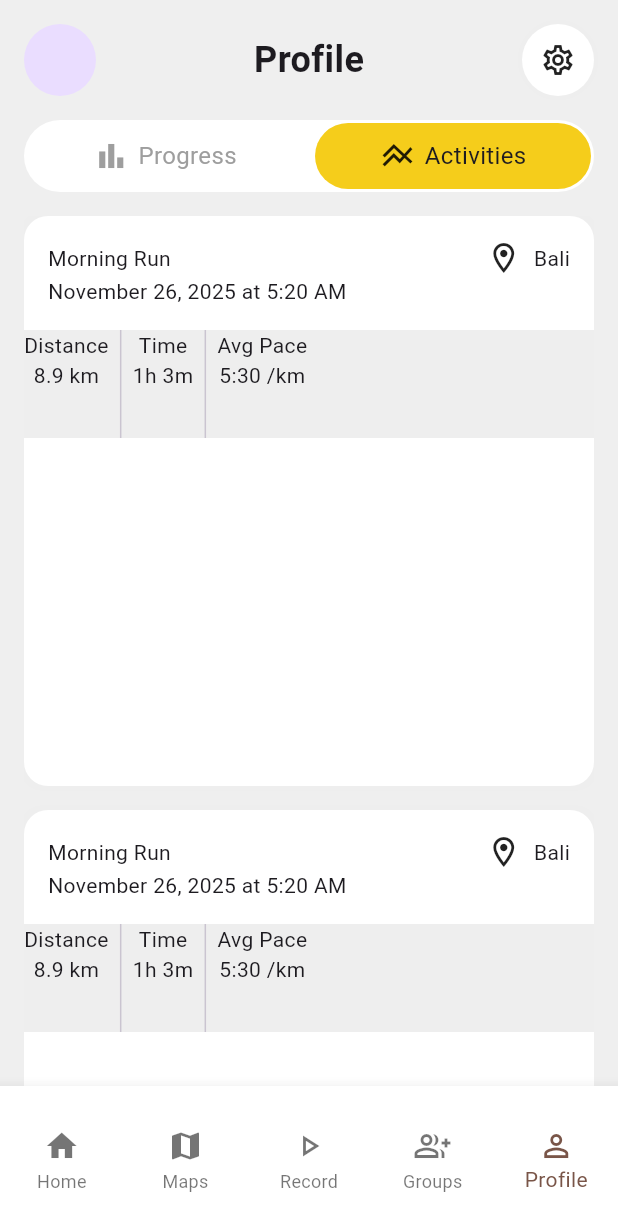
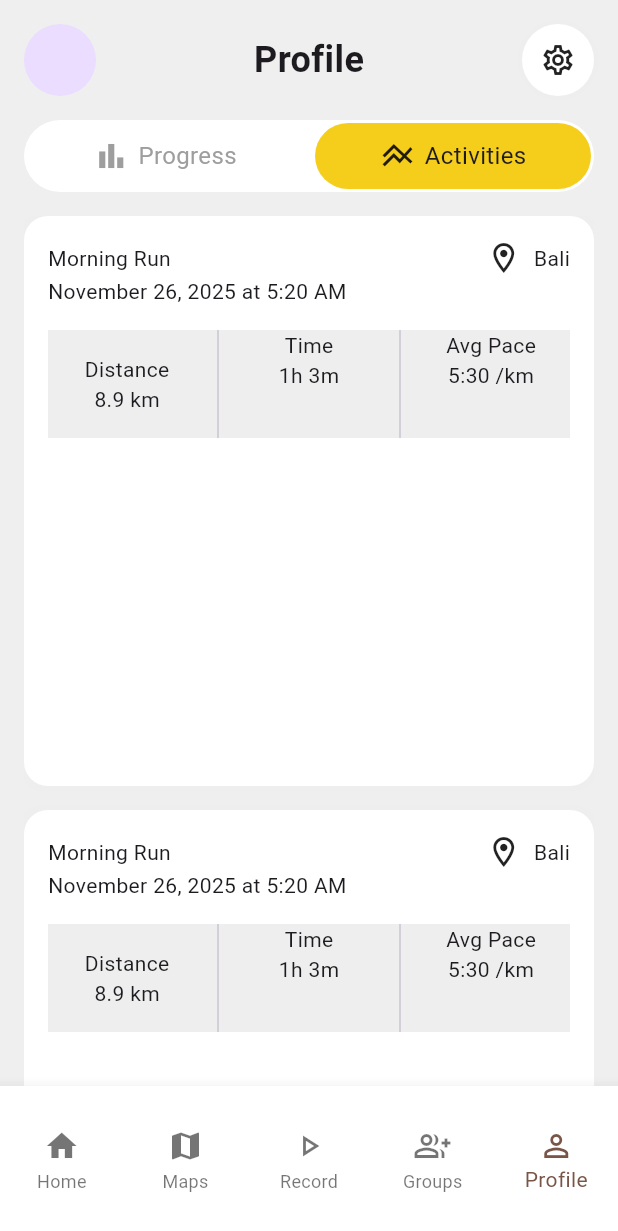
Before and after one commit to JAICHANGPARK/flutter_notebook_chapter_49, a Flutter app: the RunningMainPage screen opened directly, item 5 of the bottom bar chosen, on a phone screen of 412 x 824 dp. Shown: the top 1231 px of the screen. Run offline on Flutter 3.47's test engine with Material 3 defaults, Android fonts, the phone set to English and light mode, and no system bars; our stand-ins replace dots_indicator, gap, google_fonts, hugeicons.

Commit message:
Update running_profile_page.dart

```diff
--- a/lib/ep2486_running_app/ui/running_profile_page.dart
+++ b/lib/ep2486_running_app/ui/running_profile_page.dart
@@ -136,19 +136,30 @@ class _RunningProfilePageState extends State<RunningProfilePage> {
                         ),
                         Container(
                           height: 72,
-                          decoration: BoxDecoration(color: Colors.grey[200]!,),
+                          margin: EdgeInsets.symmetric(horizontal: 16),
+                          decoration: BoxDecoration(color: Colors.grey[200]!),
                           child: Row(
-
                             children: [
-                              Column(
-
-                                children: [Text("Distance"), Text("8.9 km")],
+                              Expanded(
+                                child: Column(
+                                  mainAxisAlignment: .center,
+                                  children: [Text("Distance"), Text("8.9 km")],
+                                ),
                               ),
                               VerticalDivider(),
-                              Column(children: [Text("Time"), Text("1h 3m")]),
+                              Expanded(
+                                child: Column(
+                                  children: [Text("Time"), Text("1h 3m")],
+                                ),
+                              ),
                               VerticalDivider(),
-                              Column(
-                                children: [Text("Avg Pace"), Text("5:30 /km")],
+                              Expanded(
+                                child: Column(
+                                  children: [
+                                    Text("Avg Pace"),
+                                    Text("5:30 /km"),
+                                  ],
+                                ),
                               ),
                             ],
                           ),
```
